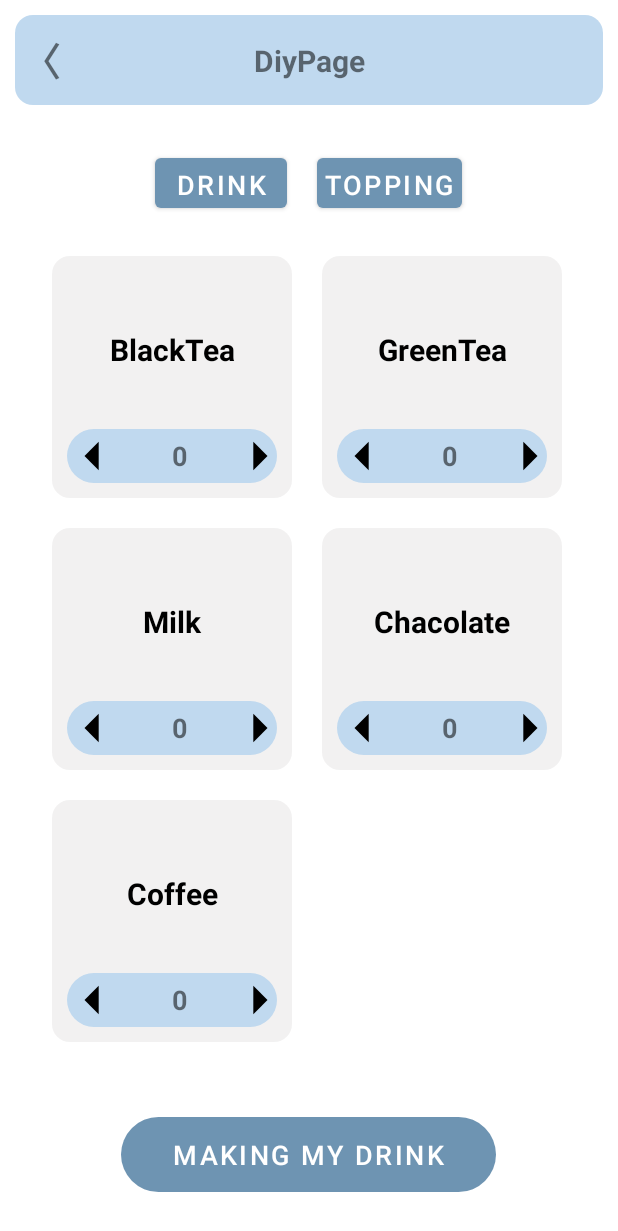
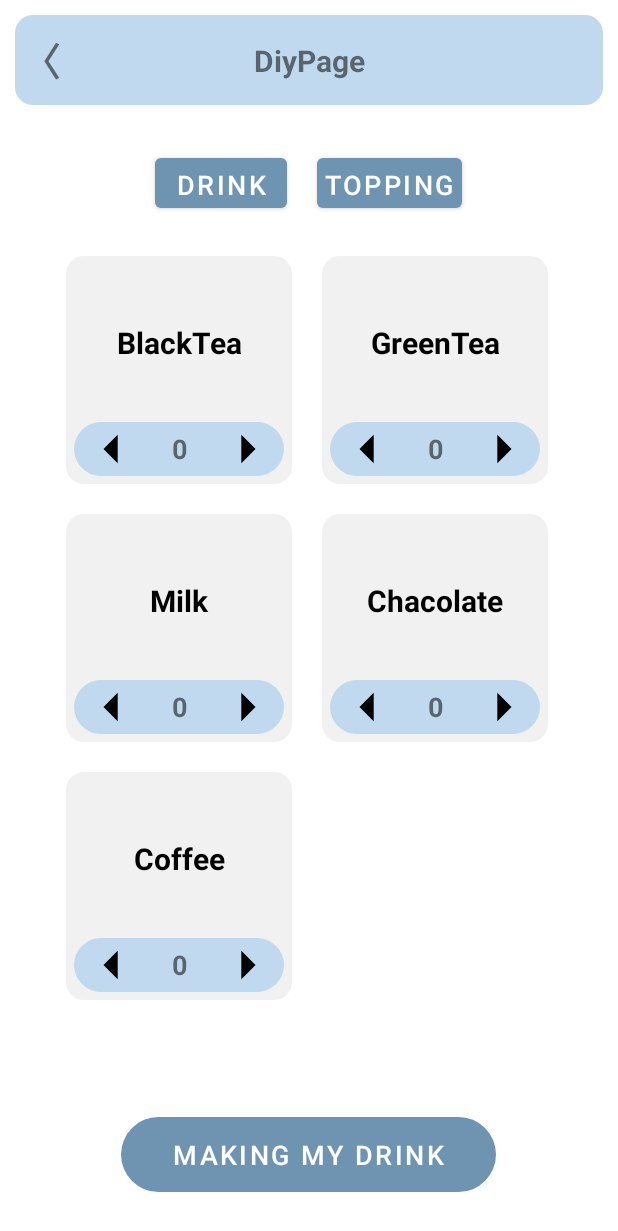
Before and after one commit to AdamLin0626/DrinksMachine, an Android app: the screen it shows after launch (MainActivity), after a tap on "DIY", on a phone screen of 412 x 824 dp. Shown: the top 1231 px of the screen. Run offline under Robolectric (Android 15) with nearby library versions, the phone set to English and light mode, and no system bars.

Commit message:
[ui] debug

```diff
--- a/ClientApp_Android(Kotilin)/app/src/main/res/layout/activity_diy_page.xml
+++ b/ClientApp_Android(Kotilin)/app/src/main/res/layout/activity_diy_page.xml
@@ -65,6 +65,7 @@
             android:layout_width="250dp"
             android:layout_height="50dp"
             android:textSize="18sp"
+            android:textColor="@color/white"
             android:background="@drawable/rounded_rectangle_button"
             android:backgroundTint="@color/main_color"
             android:text="@string/making_my_drink_button"/>
--- a/ClientApp_Android(Kotilin)/app/src/main/res/layout/item_windows.xml
+++ b/ClientApp_Android(Kotilin)/app/src/main/res/layout/item_windows.xml
@@ -1,15 +1,16 @@
 <LinearLayout xmlns:android="http://schemas.android.com/apk/res/android"
-    android:layout_width="wrap_content"
-    android:layout_height="wrap_content"
-    android:orientation="vertical"
-    android:padding="10dp"
-    android:layout_gravity="center">
+              android:layout_width="wrap_content"
+              android:layout_height="wrap_content"
+              xmlns:app="http://schemas.android.com/apk/res-auto"
+              android:orientation="vertical"
+              android:padding="10dp"
+              android:layout_gravity="center">
 
     <LinearLayout
         android:layout_width="wrap_content"
         android:layout_height="wrap_content"
         android:orientation="vertical"
-        android:padding="10sp"
+        android:padding="5dp"
         android:background="@drawable/rectangle_button"
         android:backgroundTint="@color/light_gray">
         <TextView
@@ -21,32 +22,45 @@
             android:textColor="@color/black"
             android:gravity="center"
             android:hint="DrinksName"/>
-        <LinearLayout
-            android:orientation="horizontal"
-            android:gravity="center"
+        <androidx.constraintlayout.widget.ConstraintLayout
+            android:layout_width="140dp"
+            android:layout_height="36dp"
             android:background="@drawable/rounded_rectangle_button"
-            android:backgroundTint="@color/sub_color"
-            android:layout_width="140dp"
-            android:layout_height="36dp">
+            android:backgroundTint="@color/sub_color">
+
             <ImageButton
                 android:id="@+id/MinusButton"
-                android:layout_width="40sp"
-                android:layout_height="40dp"
+                android:layout_width="50dp"
+                android:layout_height="match_parent"
                 android:src="@drawable/arrow_left"
-                android:backgroundTint="@color/invisible" />
+                android:backgroundTint="@color/invisible"
+                app:layout_constraintStart_toStartOf="parent"
+                app:layout_constraintTop_toTopOf="parent"
+                app:layout_constraintBottom_toBottomOf="parent" />
+
             <TextView
                 android:id="@+id/OptionTime"
-                android:layout_width="75dp"
+                android:layout_width="wrap_content"
                 android:layout_height="match_parent"
                 android:gravity="center"
                 android:textStyle="bold"
-                android:textSize="18sp" />
+                android:textSize="18sp"
+                app:layout_constraintStart_toEndOf="@id/MinusButton"
+                app:layout_constraintEnd_toStartOf="@id/PlusButton"
+                app:layout_constraintTop_toTopOf="parent"
+                app:layout_constraintBottom_toBottomOf="parent" />
+
             <ImageButton
                 android:id="@+id/PlusButton"
-                android:layout_width="30sp"
+                android:layout_width="50dp"
                 android:layout_height="match_parent"
                 android:src="@drawable/arrow_right"
-                android:backgroundTint="@color/invisible"/>
-        </LinearLayout>
+                android:backgroundTint="@color/invisible"
+                app:layout_constraintEnd_toEndOf="parent"
+                app:layout_constraintTop_toTopOf="parent"
+                app:layout_constraintBottom_toBottomOf="parent" />
+
+        </androidx.constraintlayout.widget.ConstraintLayout>
+
     </LinearLayout>
 </LinearLayout>
```
